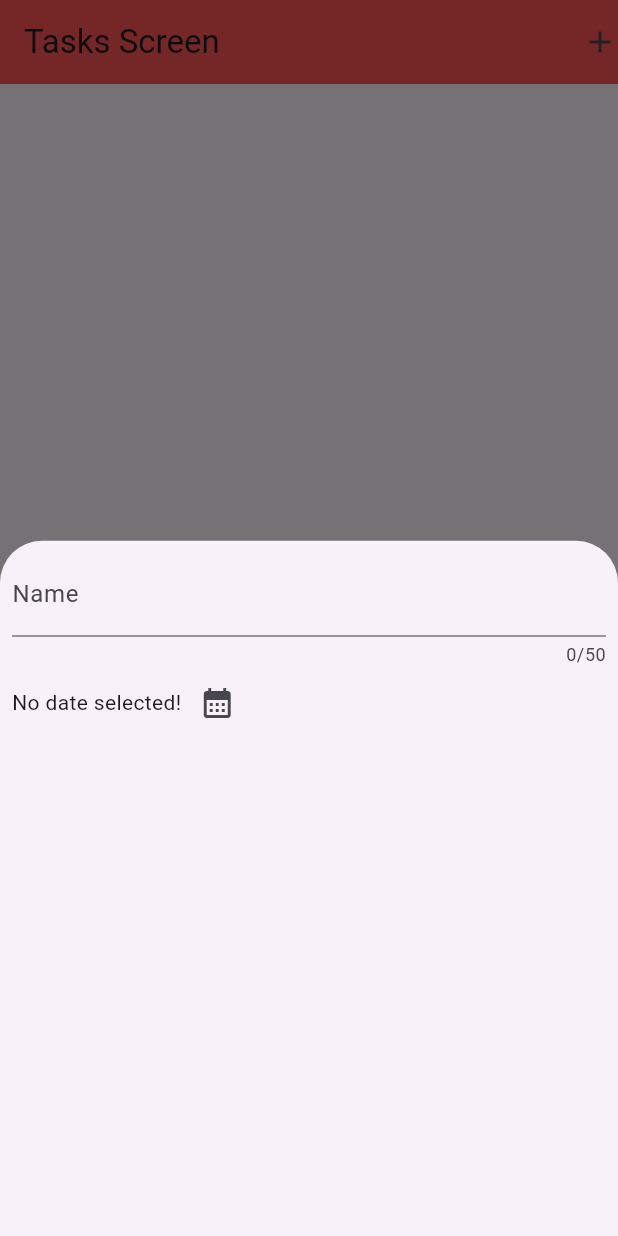
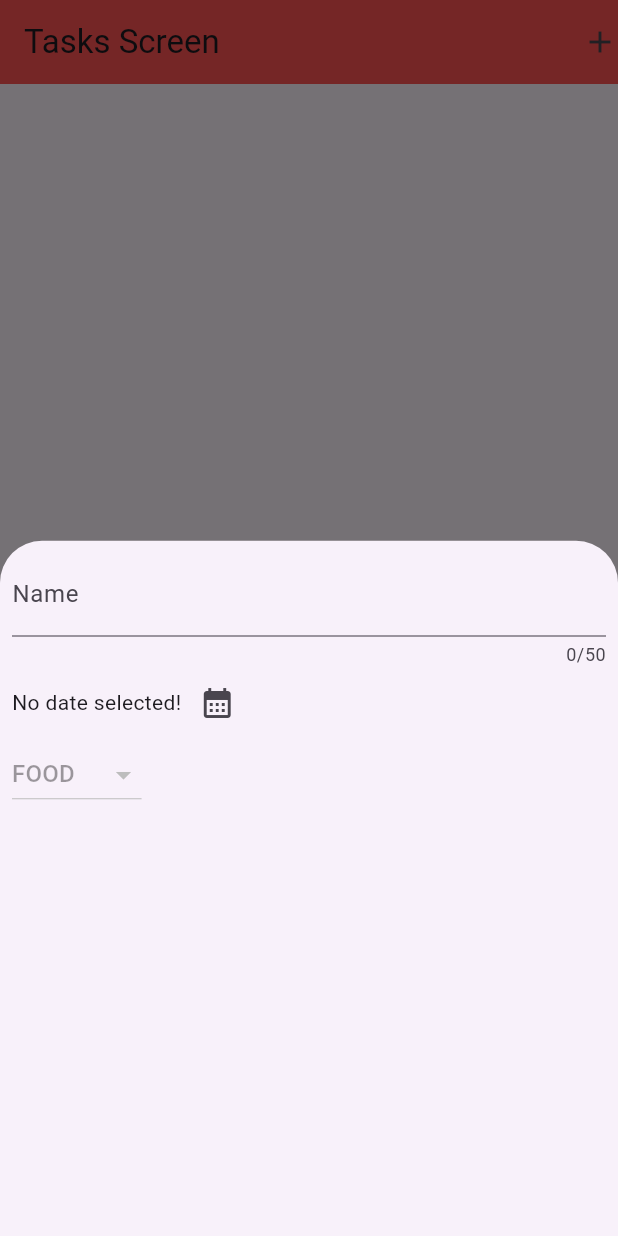
Before and after one commit to adogbeji/FlutterTaskPlanner2, a Flutter app: the screen it shows after launch, after a tap on "Start", after a tap on the "add" icon, on a phone screen of 412 x 824 dp. Run offline on Flutter 3.47's test engine with Material 3 defaults, Android fonts, the phone set to English and light mode, and no system bars.

Commit message:
Start adding dropdown button to NewTask widget

```diff
--- a/lib/views/widgets/new_task.dart
+++ b/lib/views/widgets/new_task.dart
@@ -40,6 +40,17 @@ class _NewTaskState extends State<NewTask> {
               ),
             ]
           ),
+
+          Row(
+            children: [
+              DropdownButton(
+                items: Category.values.map((category) => DropdownMenuItem(
+                  child: Text(category.name.toUpperCase()),
+                ),).toList(),
+                // onChanged: onChanged
+              ),
+            ],
+          ),
         ],
       ),
     );
```
